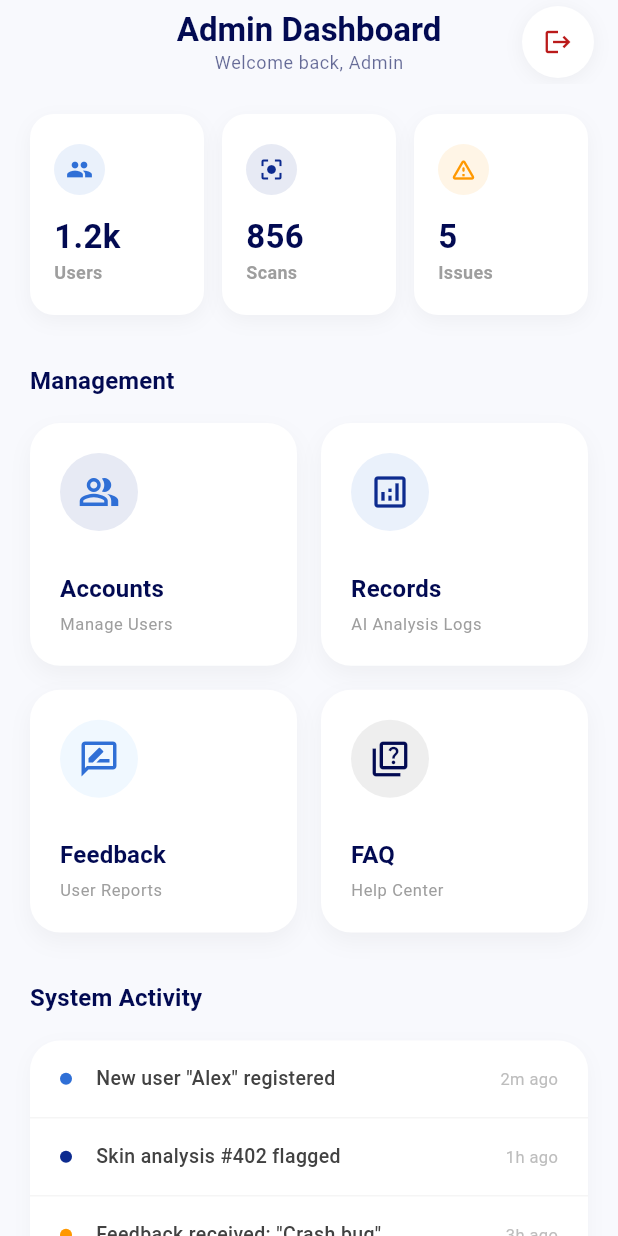
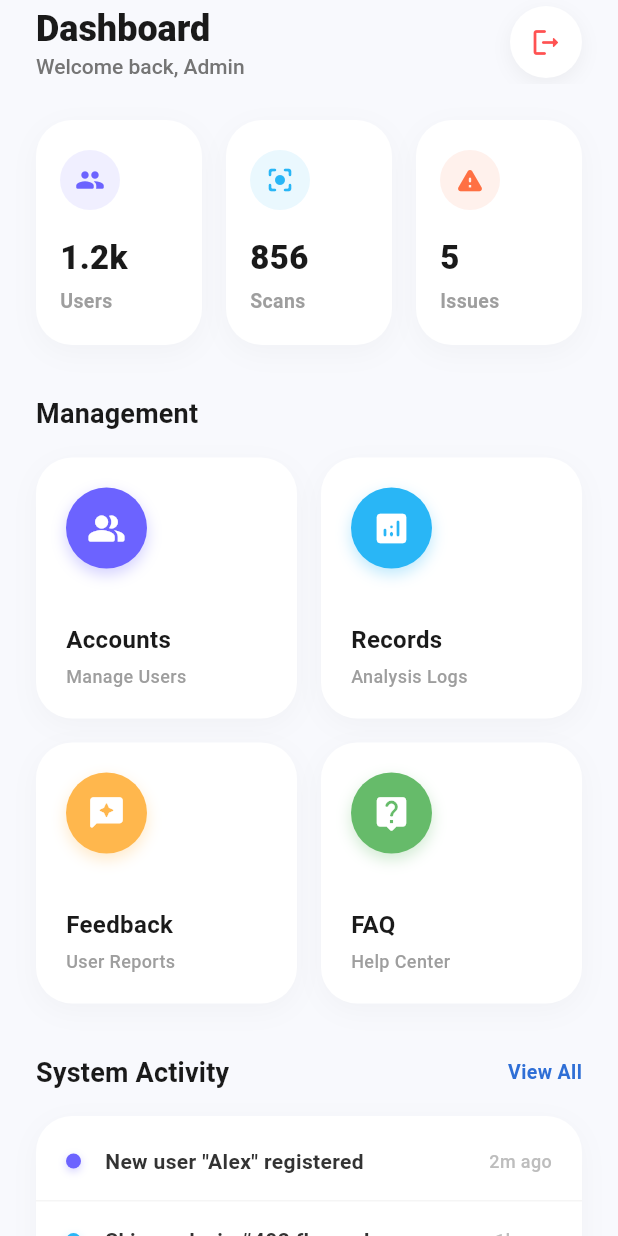
Before and after one commit to stfd9/FYP_Project, a Flutter app: the _DashboardContent screen opened directly, on a phone screen of 412 x 824 dp. Run offline on Flutter 3.47's test engine with Material 3 defaults, Android fonts, the phone set to English and light mode, and no system bars; our stand-ins replace camera, image_picker.

Commit message:
admin login

```diff
--- a/lib/View/admin_dashboard_view.dart
+++ b/lib/View/admin_dashboard_view.dart
@@ -24,34 +24,39 @@ class _DashboardContent extends StatelessWidget {
     final colorScheme = theme.colorScheme;
 
     return Scaffold(
-      // Reverted to standard background color
-      backgroundColor: theme.scaffoldBackgroundColor,
+      // 1. App Theme Background
+      backgroundColor: const Color(0xFFF8F9FD),
       appBar: AppBar(
         automaticallyImplyLeading: false,
         backgroundColor: Colors.transparent,
         elevation: 0,
-        // --- CENTER THE TITLE ---
-        centerTitle: true,
-        title: Column(
+        title: Padding(
+          padding: const EdgeInsets.only(left: 8.0),
+          child: Column(
+            crossAxisAlignment: CrossAxisAlignment.start,
             children: [
               Text(
-              'Admin Dashboard',
-              style: theme.textTheme.titleLarge?.copyWith(
-                fontWeight: FontWeight.bold,
-                color: colorScheme.onSurface,
+                'Dashboard',
+                style: theme.textTheme.headlineSmall?.copyWith(
+                  fontWeight: FontWeight.w800,
+                  color: const Color(0xFF1A1A1A),
                 ),
               ),
               Text(
                 'Welcome back, Admin',
-              style: theme.textTheme.bodySmall?.copyWith(
-                color: colorScheme.onSurface.withValues(alpha: 0.6),
+                style: TextStyle(
+                  fontSize: 14,
+                  color: Colors.grey.shade600,
+                  fontWeight: FontWeight.w500,
                 ),
               ),
             ],
           ),
+        ),
         actions: [
+          // Styled Logout Button
           Container(
-            margin: const EdgeInsets.only(right: 16),
+            margin: const EdgeInsets.only(right: 24),
             decoration: BoxDecoration(
               color: Colors.white,
               shape: BoxShape.circle,
@@ -59,33 +64,39 @@ class _DashboardContent extends StatelessWidget {
                 BoxShadow(
                   color: Colors.black.withValues(alpha: 0.05),
                   blurRadius: 10,
-                  offset: const Offset(0, 2),
+                  offset: const Offset(0, 4),
                 ),
               ],
             ),
             child: IconButton(
-              icon: Icon(Icons.logout, color: colorScheme.error, size: 20),
+              icon: const Icon(
+                Icons.logout_rounded,
+                color: Colors.redAccent,
+                size: 22,
+              ),
               onPressed: () => viewModel.onLogoutPressed(context),
               tooltip: 'Logout',
             ),
           ),
         ],
       ),
-      // Removed the Container with Gradient
       body: SingleChildScrollView(
-        padding: const EdgeInsets.all(20),
+        padding: const EdgeInsets.all(24),
         child: Column(
           crossAxisAlignment: CrossAxisAlignment.start,
           children: [
+            // 2. Stats Section
             const _DashboardStatsRow(),
 
             const SizedBox(height: 32),
 
+            // 3. Management Grid
             Text(
               'Management',
               style: theme.textTheme.titleMedium?.copyWith(
                 fontWeight: FontWeight.bold,
-                color: colorScheme.onSurface,
+                color: const Color(0xFF1A1A1A),
+                fontSize: 18,
               ),
             ),
             const SizedBox(height: 16),
@@ -95,44 +106,39 @@ class _DashboardContent extends StatelessWidget {
               crossAxisCount: 2,
               crossAxisSpacing: 16,
               mainAxisSpacing: 16,
-              childAspectRatio: 1.1,
+              childAspectRatio: 1.0, // Square cards look cleaner
               children: [
                 _AdminActionCard(
                   title: 'Accounts',
                   subtitle: 'Manage Users',
-                  icon: Icons.people_alt_outlined,
-                  iconColor: colorScheme.primary,
-                  backgroundColor: colorScheme.primaryContainer.withValues(
-                    alpha: 0.1,
-                  ),
+                  icon: Icons.people_alt_rounded,
+                  iconColor: Colors.white,
+                  // Using gradients or solid colors for icons looks modern
+                  iconBgColor: const Color(0xFF6C63FF), // Soft Purple
                   onTap: () => viewModel.onManageAccountsPressed(context),
                 ),
                 _AdminActionCard(
                   title: 'Records',
-                  subtitle: 'AI Analysis Logs',
-                  icon: Icons.analytics_outlined,
-                  iconColor: colorScheme.tertiary,
-                  backgroundColor: colorScheme.tertiaryContainer.withValues(
-                    alpha: 0.1,
-                  ),
+                  subtitle: 'Analysis Logs',
+                  icon: Icons.analytics_rounded,
+                  iconColor: Colors.white,
+                  iconBgColor: const Color(0xFF29B6F6), // Light Blue
                   onTap: () => viewModel.onAnalysisRecordsPressed(context),
                 ),
                 _AdminActionCard(
                   title: 'Feedback',
                   subtitle: 'User Reports',
-                  icon: Icons.rate_review_outlined,
-                  iconColor: const Color(0xFF2F6FD6),
-                  backgroundColor: colorScheme.secondaryContainer.withValues(
-                    alpha: 0.3,
-                  ),
+                  icon: Icons.reviews_rounded,
+                  iconColor: Colors.white,
+                  iconBgColor: const Color(0xFFFFB74D), // Orange
                   onTap: () => viewModel.onUserFeedbackPressed(context),
                 ),
                 _AdminActionCard(
                   title: 'FAQ',
                   subtitle: 'Help Center',
-                  icon: Icons.quiz_outlined,
-                  iconColor: colorScheme.onSurface,
-                  backgroundColor: Colors.grey.shade200,
+                  icon: Icons.live_help_rounded,
+                  iconColor: Colors.white,
+                  iconBgColor: const Color(0xFF66BB6A), // Green
                   onTap: () => viewModel.onManageFaqPressed(context),
                 ),
               ],
@@ -140,12 +146,27 @@ class _DashboardContent extends StatelessWidget {
 
             const SizedBox(height: 32),
 
+            // 4. System Activity Section
+            Row(
+              mainAxisAlignment: MainAxisAlignment.spaceBetween,
+              children: [
                 Text(
                   'System Activity',
                   style: theme.textTheme.titleMedium?.copyWith(
                     fontWeight: FontWeight.bold,
-                color: colorScheme.onSurface,
+                    color: const Color(0xFF1A1A1A),
+                    fontSize: 18,
                   ),
+                ),
+                Text(
+                  'View All',
+                  style: TextStyle(
+                    fontSize: 13,
+                    color: colorScheme.primary,
+                    fontWeight: FontWeight.w600,
+                  ),
+                ),
+              ],
             ),
             const SizedBox(height: 16),
             const _RecentActivityList(),
@@ -164,31 +185,31 @@ class _DashboardStatsRow extends StatelessWidget {
   @override
   Widget build(BuildContext context) {
     return Row(
-      children: [
+      children: const [
         Expanded(
           child: _StatCard(
             label: 'Users',
             value: '1.2k',
-            icon: Icons.group,
-            color: Theme.of(context).colorScheme.primary,
+            icon: Icons.group_rounded,
+            color: Color(0xFF6C63FF),
           ),
         ),
-        const SizedBox(width: 12),
+        SizedBox(width: 16),
         Expanded(
           child: _StatCard(
             label: 'Scans',
             value: '856',
-            icon: Icons.center_focus_strong,
-            color: Theme.of(context).colorScheme.tertiary,
+            icon: Icons.center_focus_strong_rounded,
+            color: Color(0xFF29B6F6),
           ),
         ),
-        const SizedBox(width: 12),
+        SizedBox(width: 16),
         Expanded(
           child: _StatCard(
             label: 'Issues',
             value: '5',
-            icon: Icons.warning_amber_rounded,
-            color: Colors.orange,
+            icon: Icons.warning_rounded,
+            color: Color(0xFFFF7043),
           ),
         ),
       ],
@@ -215,12 +236,12 @@ class _StatCard extends StatelessWidget {
       padding: const EdgeInsets.symmetric(vertical: 20, horizontal: 16),
       decoration: BoxDecoration(
         color: Colors.white,
-        borderRadius: BorderRadius.circular(16),
+        borderRadius: BorderRadius.circular(24), // Consistent rounded corners
         boxShadow: [
           BoxShadow(
-            color: Colors.black.withValues(alpha: 0.04),
-            blurRadius: 10,
-            offset: const Offset(0, 4),
+            color: Colors.black.withValues(alpha: 0.03),
+            blurRadius: 15,
+            offset: const Offset(0, 5),
           ),
         ],
       ),
@@ -228,26 +249,27 @@ class _StatCard extends StatelessWidget {
         crossAxisAlignment: CrossAxisAlignment.start,
         children: [
           Container(
-            padding: const EdgeInsets.all(8),
+            padding: const EdgeInsets.all(10),
             decoration: BoxDecoration(
               color: color.withValues(alpha: 0.1),
               shape: BoxShape.circle,
             ),
-            child: Icon(icon, size: 18, color: color),
+            child: Icon(icon, size: 20, color: color),
           ),
-          const SizedBox(height: 12),
+          const SizedBox(height: 16),
           Text(
             value,
-            style: TextStyle(
+            style: const TextStyle(
               fontSize: 22,
-              fontWeight: FontWeight.bold,
-              color: Theme.of(context).colorScheme.onSurface,
+              fontWeight: FontWeight.w800,
+              color: Color(0xFF1A1A1A),
             ),
           ),
+          const SizedBox(height: 4),
           Text(
             label,
             style: TextStyle(
-              fontSize: 12,
+              fontSize: 13,
               color: Colors.grey.shade500,
               fontWeight: FontWeight.w600,
             ),
@@ -258,7 +280,99 @@ class _StatCard extends StatelessWidget {
   }
 }
 
-// --- WIDGET: Recent Activity ---
+// --- WIDGET: Admin Action Card (Grid Item) ---
+class _AdminActionCard extends StatelessWidget {
+  final String title;
+  final String subtitle;
+  final IconData icon;
+  final Color iconColor;
+  final Color iconBgColor;
+  final VoidCallback onTap;
+
+  const _AdminActionCard({
+    required this.title,
+    required this.subtitle,
+    required this.icon,
+    required this.iconColor,
+    required this.iconBgColor,
+    required this.onTap,
+  });
+
+  @override
+  Widget build(BuildContext context) {
+    return Container(
+      decoration: BoxDecoration(
+        color: Colors.white,
+        borderRadius: BorderRadius.circular(24),
+        boxShadow: [
+          BoxShadow(
+            color: Colors.black.withValues(alpha: 0.03),
+            blurRadius: 15,
+            offset: const Offset(0, 5),
+          ),
+        ],
+      ),
+      child: Material(
+        color: Colors.transparent,
+        borderRadius: BorderRadius.circular(24),
+        child: InkWell(
+          onTap: onTap,
+          borderRadius: BorderRadius.circular(24),
+          child: Padding(
+            padding: const EdgeInsets.all(20.0),
+            child: Column(
+              crossAxisAlignment: CrossAxisAlignment.start,
+              mainAxisAlignment: MainAxisAlignment.spaceBetween,
+              children: [
+                // Icon
+                Container(
+                  padding: const EdgeInsets.all(14),
+                  decoration: BoxDecoration(
+                    color: iconBgColor,
+                    shape: BoxShape.circle,
+                    boxShadow: [
+                      BoxShadow(
+                        color: iconBgColor.withValues(alpha: 0.3),
+                        blurRadius: 8,
+                        offset: const Offset(0, 4),
+                      ),
+                    ],
+                  ),
+                  child: Icon(icon, color: iconColor, size: 26),
+                ),
+                // Text
+                Column(
+                  crossAxisAlignment: CrossAxisAlignment.start,
+                  children: [
+                    Text(
+                      title,
+                      style: const TextStyle(
+                        fontSize: 16,
+                        fontWeight: FontWeight.bold,
+                        color: Color(0xFF1A1A1A),
+                      ),
+                    ),
+                    const SizedBox(height: 4),
+                    Text(
+                      subtitle,
+                      style: TextStyle(
+                        fontSize: 12,
+                        color: Colors.grey.shade500,
+                        fontWeight: FontWeight.w500,
+                      ),
+                    ),
+                  ],
+                ),
+              ],
+            ),
+          ),
+        ),
+      ),
+    );
+  }
+}
+
+// --- WIDGET: Recent Activity List ---
 class _RecentActivityList extends StatelessWidget {
   const _RecentActivityList();
 
@@ -267,12 +381,12 @@ class _RecentActivityList extends StatelessWidget {
     return Container(
       decoration: BoxDecoration(
         color: Colors.white,
-        borderRadius: BorderRadius.circular(20),
+        borderRadius: BorderRadius.circular(24),
         boxShadow: [
           BoxShadow(
             color: Colors.black.withValues(alpha: 0.03),
-            blurRadius: 10,
-            offset: const Offset(0, 4),
+            blurRadius: 15,
+            offset: const Offset(0, 5),
           ),
         ],
       ),
@@ -281,19 +395,21 @@ class _RecentActivityList extends StatelessWidget {
           _ActivityItem(
             text: 'New user "Alex" registered',
             time: '2m ago',
-            color: Theme.of(context).colorScheme.primary,
+            color: const Color(0xFF6C63FF),
+            isFirst: true,
           ),
           Divider(height: 1, color: Colors.grey.shade100),
           _ActivityItem(
             text: 'Skin analysis #402 flagged',
             time: '1h ago',
-            color: Theme.of(context).colorScheme.tertiary,
+            color: const Color(0xFF29B6F6),
           ),
           Divider(height: 1, color: Colors.grey.shade100),
           const _ActivityItem(
             text: 'Feedback received: "Crash bug"',
             time: '3h ago',
-            color: Colors.orange,
+            color: Color(0xFFFF7043),
+            isLast: true,
           ),
         ],
       ),
@@ -305,121 +421,59 @@ class _ActivityItem extends StatelessWidget {
   final String text;
   final String time;
   final Color color;
+  final bool isFirst;
+  final bool isLast;
 
   const _ActivityItem({
     required this.text,
     required this.time,
     required this.color,
+    this.isFirst = false,
+    this.isLast = false,
   });
 
   @override
   Widget build(BuildContext context) {
     return Padding(
-      padding: const EdgeInsets.symmetric(horizontal: 20, vertical: 16),
+      padding: EdgeInsets.fromLTRB(20, isFirst ? 20 : 16, 20, isLast ? 20 : 16),
       child: Row(
         children: [
           Container(
-            width: 8,
-            height: 8,
-            decoration: BoxDecoration(color: color, shape: BoxShape.circle),
+            width: 10,
+            height: 10,
+            decoration: BoxDecoration(
+              color: color,
+              shape: BoxShape.circle,
+              boxShadow: [
+                BoxShadow(
+                  color: color.withValues(alpha: 0.3),
+                  blurRadius: 4,
+                  offset: const Offset(0, 2),
+                ),
+              ],
+            ),
           ),
           const SizedBox(width: 16),
           Expanded(
             child: Text(
               text,
-              style: TextStyle(
-                fontSize: 13,
-                fontWeight: FontWeight.w500,
-                color: Colors.grey.shade800,
+              style: const TextStyle(
+                fontSize: 14,
+                fontWeight: FontWeight.w600,
+                color: Color(0xFF333333),
               ),
             ),
           ),
           Text(
             time,
-            style: TextStyle(fontSize: 11, color: Colors.grey.shade400),
+            style: TextStyle(
+              fontSize: 12,
+              fontWeight: FontWeight.w500,
+              color: Colors.grey.shade400,
+            ),
           ),
         ],
       ),
     );
   }
 }
-
-class _AdminActionCard extends StatelessWidget {
-  final String title;
-  final String? subtitle;
-  final IconData icon;
-  final Color iconColor;
-  final Color backgroundColor;
-  final VoidCallback onTap;
-
-  const _AdminActionCard({
-    required this.title,
-    this.subtitle,
-    required this.icon,
-    required this.iconColor,
-    required this.backgroundColor,
-    required this.onTap,
-  });
-
-  @override
-  Widget build(BuildContext context) {
-    final theme = Theme.of(context);
-
-    return Container(
-      decoration: BoxDecoration(
-        color: Colors.white,
-        borderRadius: BorderRadius.circular(20),
-        boxShadow: [
-          BoxShadow(
-            color: Colors.black.withValues(alpha: 0.04),
-            blurRadius: 12,
-            offset: const Offset(0, 6),
-          ),
-        ],
-      ),
-      child: Material(
-        color: Colors.transparent,
-        borderRadius: BorderRadius.circular(20),
-        child: InkWell(
-          onTap: onTap,
-          borderRadius: BorderRadius.circular(20),
-          child: Padding(
-            padding: const EdgeInsets.all(20.0),
-            child: Column(
-              mainAxisAlignment: MainAxisAlignment.center,
-              crossAxisAlignment: CrossAxisAlignment.start,
-              children: [
-                Container(
-                  padding: const EdgeInsets.all(12),
-                  decoration: BoxDecoration(
-                    color: backgroundColor,
-                    shape: BoxShape.circle,
-                  ),
-                  child: Icon(icon, color: iconColor, size: 28),
-                ),
-                const Spacer(),
-                Text(
-                  title,
-                  style: theme.textTheme.titleMedium?.copyWith(
-                    fontWeight: FontWeight.bold,
-                    color: theme.colorScheme.onSurface,
-                  ),
-                ),
-                if (subtitle != null) ...[
-                  const SizedBox(height: 4),
-                  Text(
-                    subtitle!,
-                    style: theme.textTheme.bodySmall?.copyWith(
-                      color: Colors.grey.shade500,
-                      fontSize: 11,
-                    ),
-                  ),
-                ],
-              ],
-            ),
-          ),
-        ),
-      ),
-    );
-  }
-}
--- a/lib/ViewModel/profile_view_model.dart
+++ b/lib/ViewModel/profile_view_model.dart
@@ -8,8 +8,8 @@ import '../View/privacy_security_view.dart';
 import 'base_view_model.dart';
 
 class ProfileViewModel extends BaseViewModel {
-  final String userName = 'User Name';
-  final String email = 'user@email.com';
+  final String userName = 'Jimmy';
+  final String email = 'jimmy@gmail.com';
 
   void onEditProfilePressed(BuildContext context) {
     editProfile(context);
```
Also changed, not shown: lib/View/admin_account_detail_view.dart (+0 -8 lines), lib/View/admin_login_view.dart (+131 -78 lines). Lines whose indentation alone changed are shown as unchanged.
